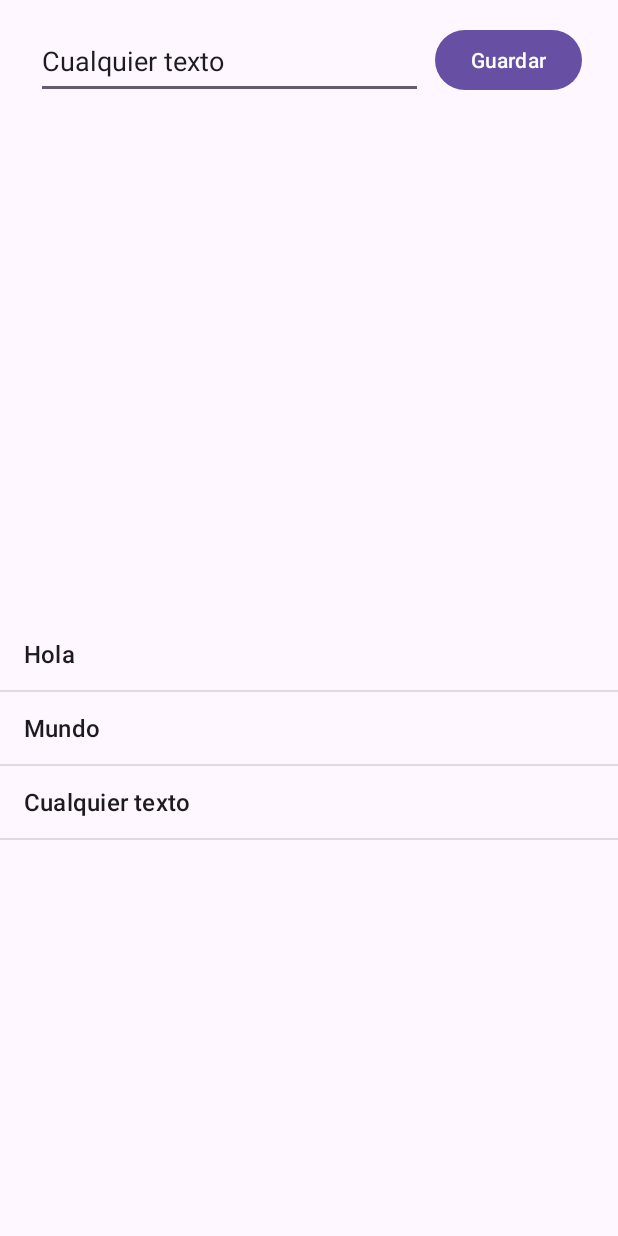
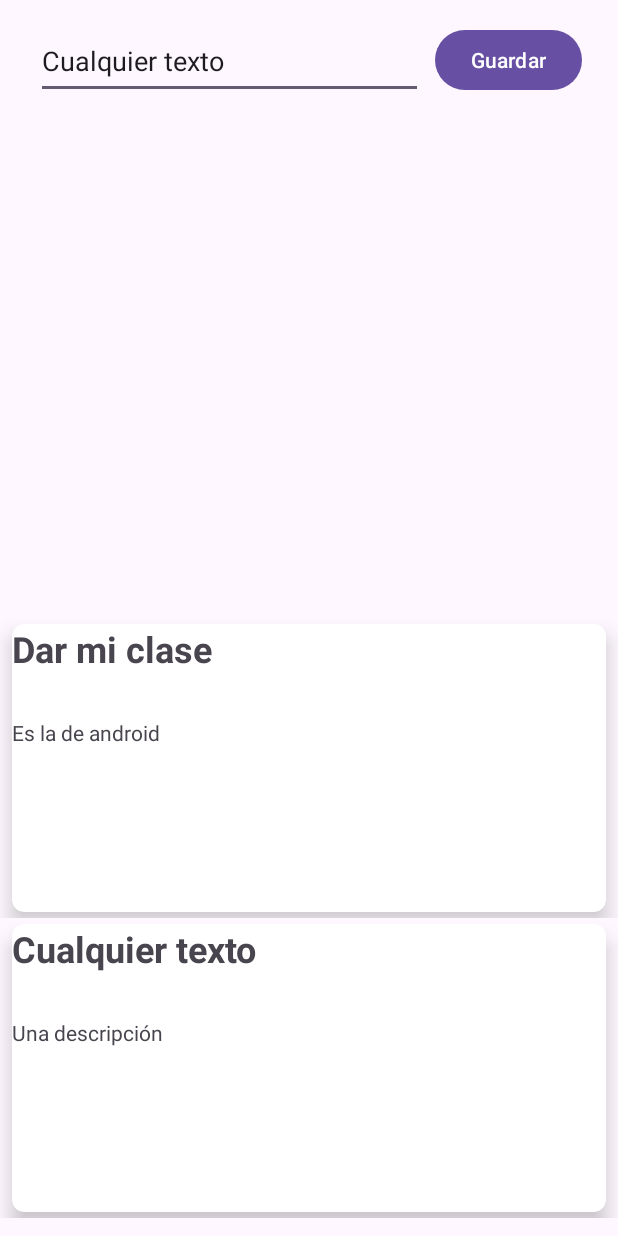
Before and after one commit to erickvalles/TODOApp, an Android app: the screen it shows after launch (MainActivity), after a tap on "Guardar", on a phone screen of 412 x 824 dp. Run offline under Robolectric (Android 15) with nearby library versions, the phone set to English and light mode, and no system bars.

Commit message:
Implementado el RecyclerView

```diff
--- a/app/src/main/java/guerrero/erick/todoapp/MainActivity.kt
+++ b/app/src/main/java/guerrero/erick/todoapp/MainActivity.kt
@@ -9,12 +9,16 @@ import android.widget.EditText
 import android.widget.ListView
 import android.widget.Toast
 import androidx.activity.viewModels
+import androidx.recyclerview.widget.GridLayoutManager
+import androidx.recyclerview.widget.LinearLayoutManager
+import androidx.recyclerview.widget.RecyclerView
 
 
 class MainActivity : AppCompatActivity() {
     lateinit var etTitulo: EditText
     lateinit var btnGuardar:Button
-    lateinit var listaElementos:ListView
+    lateinit var listaTareas:RecyclerView
+    lateinit var adapter:TareasAdapter
 
     private val tareasViewModel:TareasViewModel by viewModels()
 
@@ -24,17 +28,25 @@ class MainActivity : AppCompatActivity() {
 
         etTitulo = findViewById(R.id.etNombre)
         btnGuardar = findViewById(R.id.btnGuardar)
-        listaElementos = findViewById(R.id.lvElementos)
+        listaTareas = findViewById(R.id.rvTareas)
 
-        tareasViewModel.elementos.add("Hola")
-        tareasViewModel.elementos.add("Mundo")
-        val adapter = ArrayAdapter(this,android.R.layout.simple_list_item_1,tareasViewModel.elementos)
+        tareasViewModel.elementos.add(
+            Tarea("Dar mi clase",
+                "Es la de android",
+            false)
+        )
 
-        listaElementos.adapter = adapter
+        adapter = TareasAdapter(tareasViewModel.elementos)
+
+        listaTareas.adapter = adapter
+        listaTareas.layoutManager = GridLayoutManager(this,
+            1)
+
         btnGuardar.setOnClickListener {
 
-            val contenido = etTitulo.text.toString()
-            tareasViewModel.elementos.add(contenido)
+            val titulo = etTitulo.text.toString()
+            tareasViewModel.elementos.add(Tarea(titulo,"Una descripción",false))
+
             adapter.notifyDataSetChanged()
             Toast.makeText(this,"${tareasViewModel.elementos.size}",Toast.LENGTH_SHORT).show()
         }
--- a/app/src/main/java/guerrero/erick/todoapp/TareaViewHolder.kt
+++ b/app/src/main/java/guerrero/erick/todoapp/TareaViewHolder.kt
@@ -1,4 +1,10 @@
 package guerrero.erick.todoapp
 
-class TareaViewHolder {
+import android.view.View
+import android.widget.TextView
+import androidx.recyclerview.widget.RecyclerView
+
+class TareaViewHolder(itemView:View) : RecyclerView.ViewHolder(itemView) {
+    val tvTitulo = itemView.findViewById<TextView>(R.id.tvTitulo)
+    val tvDescripcion = itemView.findViewById<TextView>(R.id.tvDescripcion)
 }
--- a/app/src/main/java/guerrero/erick/todoapp/TareasAdapter.kt
+++ b/app/src/main/java/guerrero/erick/todoapp/TareasAdapter.kt
@@ -1,4 +1,24 @@
 package guerrero.erick.todoapp
 
-class TareasAdapter {
+import android.view.LayoutInflater
+import android.view.ViewGroup
+import androidx.recyclerview.widget.RecyclerView
+
+class TareasAdapter(val tareas:List<Tarea>): RecyclerView.Adapter<TareaViewHolder>() {
+    override fun onCreateViewHolder(parent: ViewGroup, viewType: Int): TareaViewHolder {
+        val vista = LayoutInflater.from(parent.context).inflate(
+            R.layout.tarea_item,
+            parent,
+            false)
+        return TareaViewHolder(vista)
+    }
+
+    override fun getItemCount(): Int = tareas.size
+
+    override fun onBindViewHolder(holder: TareaViewHolder, position: Int) {
+        holder.tvTitulo.text = tareas[position].titulo
+        holder.tvDescripcion.text = tareas[position].descripcion
+
+    }
+
 }
--- a/app/src/main/java/guerrero/erick/todoapp/TareasViewModel.kt
+++ b/app/src/main/java/guerrero/erick/todoapp/TareasViewModel.kt
@@ -3,5 +3,5 @@ package guerrero.erick.todoapp
 import androidx.lifecycle.ViewModel
 
 class TareasViewModel: ViewModel() {
-    var elementos = mutableListOf<String>()
+    var elementos = mutableListOf<Tarea>()
 }
--- a/app/src/main/res/layout/activity_main.xml
+++ b/app/src/main/res/layout/activity_main.xml
@@ -41,8 +41,8 @@
         android:layout_weight="1"
         android:orientation="horizontal">
 
-        <ListView
-            android:id="@+id/lvElementos"
+        <androidx.recyclerview.widget.RecyclerView
+            android:id="@+id/rvTareas"
             android:layout_width="match_parent"
             android:layout_height="match_parent" />
     </LinearLayout>
--- a/app/src/main/res/layout/tarea_item.xml
+++ b/app/src/main/res/layout/tarea_item.xml
@@ -6,18 +6,18 @@
     android:layout_height="200dp">
 
     <androidx.cardview.widget.CardView
-        android:layout_width="401dp"
+        android:layout_width="0dp"
         android:layout_height="0dp"
-        android:layout_marginStart="2dp"
+        android:layout_marginStart="8dp"
         android:layout_marginTop="4dp"
-        android:layout_marginEnd="2dp"
+        android:layout_marginEnd="8dp"
         android:layout_marginBottom="4dp"
         app:cardCornerRadius="8dp"
         app:cardElevation="8dp"
         app:layout_constraintBottom_toBottomOf="parent"
         app:layout_constraintEnd_toEndOf="parent"
         app:layout_constraintStart_toStartOf="parent"
-        app:layout_constraintTop_toTopOf="parent" >
+        app:layout_constraintTop_toTopOf="parent">
 
         <LinearLayout
             android:layout_width="match_parent"
```
